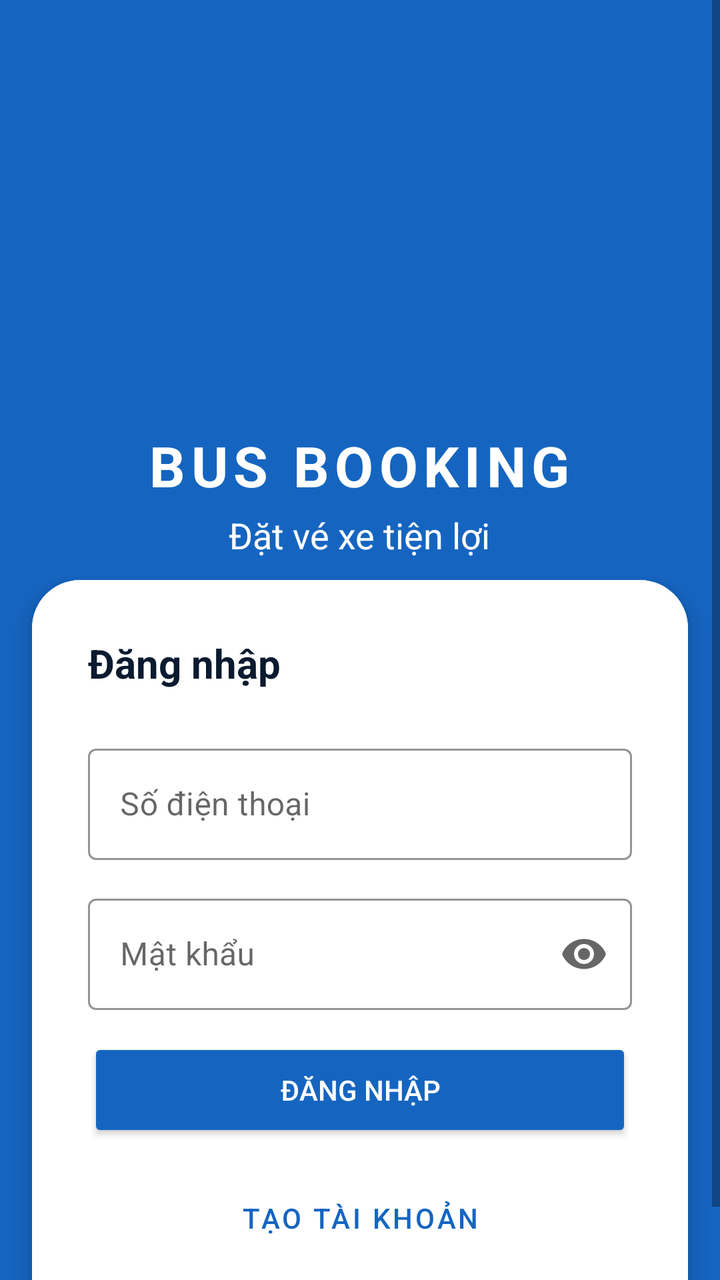
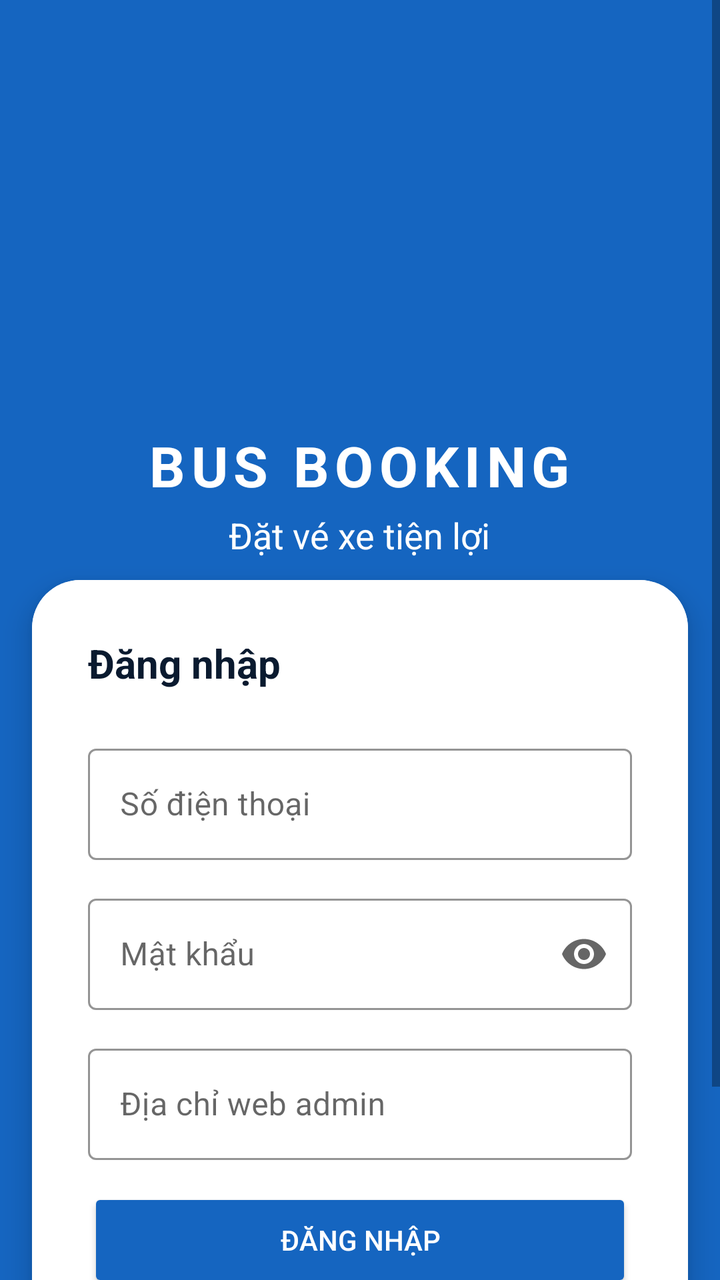

Screens rendered from an Android XML layout before and after an edit, with the pre-edit source and the edit as a unified diff.
<!-- AndroidManifest.xml: application theme Theme.BusBooking -->
<!-- res/layout/fragment_login.xml -->
<?xml version="1.0" encoding="utf-8"?>
<ScrollView xmlns:android="http://schemas.android.com/apk/res/android"
    xmlns:app="http://schemas.android.com/apk/res-auto"
    android:layout_width="match_parent"
    android:layout_height="match_parent"
    android:background="@color/blue_primary"
    android:fillViewport="true">

    <LinearLayout
        android:layout_width="match_parent"
        android:layout_height="match_parent"
        android:orientation="vertical">

        <include layout="@layout/header_logo" />

        <Space
            android:layout_width="match_parent"
            android:layout_height="0dp"
            android:layout_weight="1" />

        <androidx.cardview.widget.CardView
            android:layout_width="match_parent"
            android:layout_height="wrap_content"
            android:layout_marginStart="16dp"
            android:layout_marginEnd="16dp"
            android:layout_marginBottom="16dp"
            app:cardCornerRadius="24dp"
            app:cardElevation="8dp">

            <LinearLayout
                android:layout_width="match_parent"
                android:layout_height="wrap_content"
                android:background="@color/background_white"
                android:orientation="vertical"
                android:padding="28dp">

                <TextView
                    android:layout_width="wrap_content"
                    android:layout_height="wrap_content"
                    android:layout_marginBottom="24dp"
                    android:text="Đăng nhập"
                    android:textColor="@color/text_primary"
                    android:textSize="20sp"
                    android:textStyle="bold" />

                <com.google.android.material.textfield.TextInputLayout
                    style="@style/Widget.MaterialComponents.TextInputLayout.OutlinedBox"
                    android:layout_width="match_parent"
                    android:layout_height="wrap_content"
                    android:layout_marginBottom="14dp"
                    android:hint="Số điện thoại"
                    app:boxStrokeColor="@color/blue_primary">

                    <com.google.android.material.textfield.TextInputEditText
                        android:id="@+id/phoneInput"
                        android:layout_width="match_parent"
                        android:layout_height="wrap_content"
                        android:inputType="phone" />
                </com.google.android.material.textfield.TextInputLayout>

                <com.google.android.material.textfield.TextInputLayout
                    style="@style/Widget.MaterialComponents.TextInputLayout.OutlinedBox"
                    android:layout_width="match_parent"
                    android:layout_height="wrap_content"
                    android:layout_marginBottom="14dp"
                    android:hint="Mật khẩu"
                    app:boxStrokeColor="@color/blue_primary"
                    app:endIconMode="password_toggle">

                    <com.google.android.material.textfield.TextInputEditText
                        android:id="@+id/passwordInput"
                        android:layout_width="match_parent"
                        android:layout_height="wrap_content"
                        android:inputType="textPassword" />
                </com.google.android.material.textfield.TextInputLayout>

                <ProgressBar
                    android:id="@+id/progressBar"
                    android:layout_width="wrap_content"
                    android:layout_height="wrap_content"
                    android:layout_gravity="center"
                    android:layout_marginTop="8dp"
                    android:layout_marginBottom="8dp"
                    android:visibility="gone" />

                <TextView
                    android:id="@+id/errorText"
                    android:layout_width="match_parent"
                    android:layout_height="wrap_content"
                    android:layout_marginBottom="12dp"
                    android:textColor="@color/error"
                    android:textSize="13sp"
                    android:visibility="gone" />

                <Button
                    android:id="@+id/loginButton"
                    android:layout_width="match_parent"
                    android:layout_height="52dp"
                    android:layout_marginBottom="12dp"
                    android:backgroundTint="@color/blue_primary"
                    android:text="ĐĂNG NHẬP"
                    android:textColor="@color/text_on_primary"
                    app:cornerRadius="12dp" />

                <Button
                    android:id="@+id/registerButton"
                    style="@style/Widget.MaterialComponents.Button.OutlinedButton"
                    android:layout_width="match_parent"
                    android:layout_height="52dp"
                    android:text="TẠO TÀI KHOẢN"
                    android:textColor="@color/blue_primary"
                    app:cornerRadius="12dp"
                    app:strokeColor="@color/text_primary"
                    app:strokeWidth="1.5dp" />
            </LinearLayout>
        </androidx.cardview.widget.CardView>
    </LinearLayout>
</ScrollView>
<!-- res/layout/header_logo.xml (included above) -->
<?xml version="1.0" encoding="utf-8"?>
<LinearLayout xmlns:android="http://schemas.android.com/apk/res/android"
    xmlns:app="http://schemas.android.com/apk/res-auto"
    android:layout_width="match_parent"
    android:layout_height="290dp"
    android:gravity="center"
    android:orientation="vertical"
    android:paddingTop="100dp">

    <com.google.android.material.imageview.ShapeableImageView
        android:layout_width="90dp"
        android:layout_height="90dp"
        android:layout_marginBottom="14dp"
        android:scaleType="centerCrop"
        android:src="@mipmap/ic_launcher_round"
        app:shapeAppearanceOverlay="@style/CircleImageView" />

    <TextView
        android:layout_width="wrap_content"
        android:layout_height="wrap_content"
        android:letterSpacing="0.1"
        android:text="BUS BOOKING"
        android:textColor="@color/background_white"
        android:textSize="28sp"
        android:textStyle="bold" />

    <TextView
        android:id="@+id/headerSubtitle"
        android:layout_width="wrap_content"
        android:layout_height="wrap_content"
        android:layout_marginTop="4dp"
        android:text="Đặt vé xe tiện lợi"
        android:textColor="@color/background_white"
        android:textSize="18sp" />

</LinearLayout>
<!-- resources referenced by this layout -->
<resources>
  <color name="background_white">#FFFFFF</color>
  <color name="blue_primary">#1565C0</color>
  <color name="error">#D32F2F</color>
  <color name="text_on_primary">#FFFFFF</color>
  <color name="text_primary">#0A1A2F</color>
  <!-- mipmap ic_launcher_round (mipmap-anydpi-v26) -->
  <?xml version="1.0" encoding="utf-8"?>
  <adaptive-icon xmlns:android="http://schemas.android.com/apk/res/android">
      <background android:drawable="@drawable/ic_launcher_background"/>
      <foreground android:drawable="@mipmap/ic_launcher_foreground"/>
      <monochrome android:drawable="@mipmap/ic_launcher_foreground"/>
  </adaptive-icon>
  <style name="CircleImageView">
          <item name="cornerFamily">rounded</item>
          <item name="cornerSize">50%</item>
      </style>
  <style name="Theme.BusBooking" parent="Theme.MaterialComponents.Light.NoActionBar.Bridge">
          <item name="colorPrimary">@color/blue_primary</item>
          <item name="colorPrimaryDark">@color/blue_primary_dark</item>
          <item name="colorAccent">@color/blue_accent</item>
      </style>
  <!-- drawable ic_launcher_background: vector/xml drawable (drawable, 4866 chars, omitted) -->
  <color name="blue_primary_dark">#0D47A1</color>
  <color name="blue_accent">#2196F3</color>
</resources>

<!-- the commit's change to res/layout/fragment_login.xml (unified diff, before → after) -->
@@ -72,6 +72,24 @@
                         android:layout_width="match_parent"
                         android:layout_height="wrap_content"
                         android:inputType="textPassword" />
+                </com.google.android.material.textfield.TextInputLayout>
+
+                <com.google.android.material.textfield.TextInputLayout
+                    style="@style/Widget.MaterialComponents.TextInputLayout.OutlinedBox"
+                    android:layout_width="match_parent"
+                    android:layout_height="wrap_content"
+                    android:layout_marginBottom="14dp"
+                    android:hint="Địa chỉ web admin"
+                    app:boxStrokeColor="@color/blue_primary">
+
+                    <com.google.android.material.textfield.TextInputEditText
+                        android:id="@+id/serverInput"
+                        android:layout_width="match_parent"
+                        android:layout_height="wrap_content"
+                        android:inputType="textUri"
+                        android:singleLine="true"
+                        android:textColor="@color/text_primary"
+                        android:textColorHint="@color/text_secondary" />
                 </com.google.android.material.textfield.TextInputLayout>
 
                 <ProgressBar
<!-- resource entries referenced after the edit -->
@@ -5,6 +5,7 @@
   <color name="error">#D32F2F</color>
   <color name="text_on_primary">#FFFFFF</color>
   <color name="text_primary">#0A1A2F</color>
+  <color name="text_secondary">#607D8B</color>
   <!-- mipmap ic_launcher_round (mipmap-anydpi-v26) -->
   <?xml version="1.0" encoding="utf-8"?>
   <adaptive-icon xmlns:android="http://schemas.android.com/apk/res/android">
